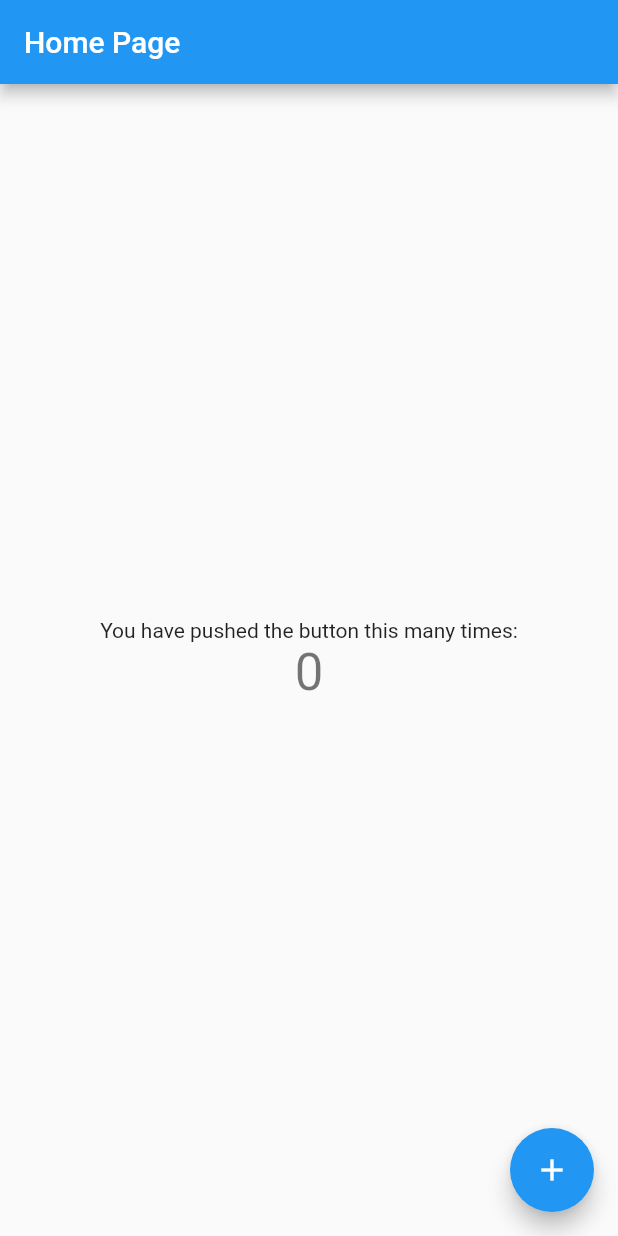
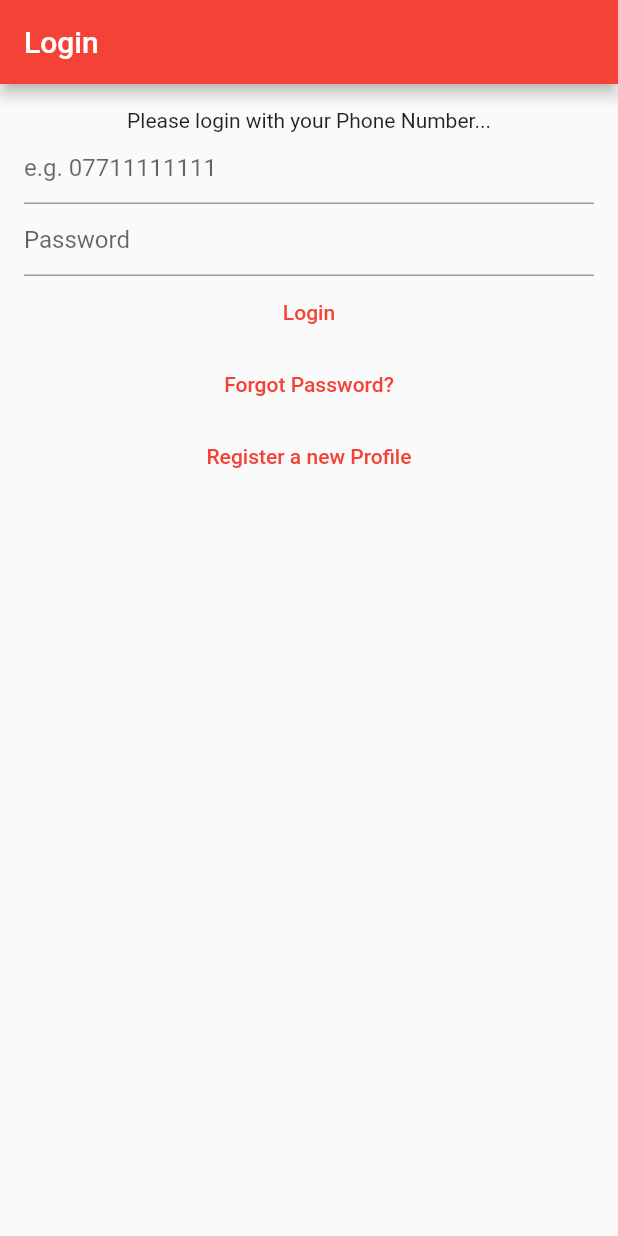
Before and after one commit to Yahya7AV/taosil, a Flutter app: the screen it shows after launch, on a phone screen of 412 x 824 dp. Run offline on Flutter 3.47's test engine with Material 2 defaults, Android fonts, the phone set to English and light mode, and no system bars.

Commit message:
adding the login view

```diff
--- a/taosil_app/lib/main.dart
+++ b/taosil_app/lib/main.dart
@@ -1,7 +1,14 @@
 import 'package:flutter/material.dart';
+import 'package:taosil_app/views/login_view.dart';
 
 void main() {
-  runApp(const MyApp());
+  runApp(MaterialApp(
+    title: "Taosil",
+    theme: ThemeData(
+      primarySwatch: Colors.red,
+    ),
+    home: const LoginView(),
+  ));
 }
 
 class MyApp extends StatelessWidget {
@@ -13,15 +20,6 @@ class MyApp extends StatelessWidget {
     return MaterialApp(
       title: 'Taosil',
       theme: ThemeData(
-        // This is the theme of your application.
-        //
-        // Try running your application with "flutter run". You'll see the
-        // application has a blue toolbar. Then, without quitting the app, try
-        // changing the primarySwatch below to Colors.green and then invoke
-        // "hot reload" (press "r" in the console where you ran "flutter run",
-        // or simply save your changes to "hot reload" in a Flutter IDE).
-        // Notice that the counter didn't reset back to zero; the application
-        // is not restarted.
         primarySwatch: Colors.blue,
       ),
       home: const MyHomePage(title: 'Home Page'),
@@ -31,15 +29,6 @@ class MyApp extends StatelessWidget {
 
 class MyHomePage extends StatefulWidget {
   const MyHomePage({super.key, required this.title});
-
-  // This widget is the home page of your application. It is stateful, meaning
-  // that it has a State object (defined below) that contains fields that affect
-  // how it looks.
-
-  // This class is the configuration for the state. It holds the values (in this
-  // case the title) provided by the parent (in this case the App widget) and
-  // used by the build method of the State. Fields in a Widget subclass are
-  // always marked "final".
 
   final String title;
 
@@ -52,47 +41,18 @@ class _MyHomePageState extends State<MyHomePage> {
 
   void _incrementCounter() {
     setState(() {
-      // This call to setState tells the Flutter framework that something has
-      // changed in this State, which causes it to rerun the build method below
-      // so that the display can reflect the updated values. If we changed
-      // _counter without calling setState(), then the build method would not be
-      // called again, and so nothing would appear to happen.
       _counter++;
     });
   }
 
   @override
   Widget build(BuildContext context) {
-    // This method is rerun every time setState is called, for instance as done
-    // by the _incrementCounter method above.
-    //
-    // The Flutter framework has been optimized to make rerunning build methods
-    // fast, so that you can just rebuild anything that needs updating rather
-    // than having to individually change instances of widgets.
     return Scaffold(
       appBar: AppBar(
-        // Here we take the value from the MyHomePage object that was created by
-        // the App.build method, and use it to set our appbar title.
         title: Text(widget.title),
       ),
       body: Center(
-        // Center is a layout widget. It takes a single child and positions it
-        // in the middle of the parent.
         child: Column(
-          // Column is also a layout widget. It takes a list of children and
-          // arranges them vertically. By default, it sizes itself to fit its
-          // children horizontally, and tries to be as tall as its parent.
-          //
-          // Invoke "debug painting" (press "p" in the console, choose the
-          // "Toggle Debug Paint" action from the Flutter Inspector in Android
-          // Studio, or the "Toggle Debug Paint" command in Visual Studio Code)
-          // to see the wireframe for each widget.
-          //
-          // Column has various properties to control how it sizes itself and
-          // how it positions its children. Here we use mainAxisAlignment to
-          // center the children vertically; the main axis here is the vertical
-          // axis because Columns are vertical (the cross axis would be
-          // horizontal).
           mainAxisAlignment: MainAxisAlignment.center,
           children: <Widget>[
             const Text(
@@ -109,7 +69,7 @@ class _MyHomePageState extends State<MyHomePage> {
         onPressed: _incrementCounter,
         tooltip: 'Increment',
         child: const Icon(Icons.add),
-      ), // This trailing comma makes auto-formatting nicer for build methods.
+      ),
     );
   }
 }
--- /dev/null
+++ b/taosil_app/lib/views/login_view.dart
@@ -0,0 +1,59 @@
+import 'package:flutter/material.dart';
+
+class LoginView extends StatefulWidget {
+  const LoginView({super.key});
+
+  @override
+  State<LoginView> createState() => _LoginViewState();
+}
+
+class _LoginViewState extends State<LoginView> {
+  @override
+  Widget build(BuildContext context) {
+    return Scaffold(
+      appBar: AppBar(title: const Text("Login")),
+      body: Padding(
+        padding: const EdgeInsets.all(16.0),
+        child: Column(
+          children: [
+            //Header text
+            const Text("Please login with your Phone Number..."),
+            //Enter the phone number
+            const TextField(
+              keyboardType: TextInputType.phone,
+              enableSuggestions: false,
+              autocorrect: false,
+              decoration: InputDecoration(
+                hintText: "e.g. 07711111111",
+              ),
+              //Enter the password
+            ),
+            const TextField(
+              obscureText: true,
+              enableSuggestions: false,
+              autocorrect: false,
+              decoration: InputDecoration(
+                hintText: "Password",
+              ),
+            ),
+            //press the login button
+            TextButton(
+              onPressed: () {},
+              child: const Text("Login"),
+            ),
+            // press the forgot the password button
+            TextButton(
+              onPressed: () {},
+              child: const Text("Forgot Password?"),
+            ),
+            // register a new profile
+            TextButton(
+              onPressed: () {},
+              child: const Text("Register a new Profile"),
+            )
+          ],
+        ),
+      ),
+    );
+  }
+}
```
